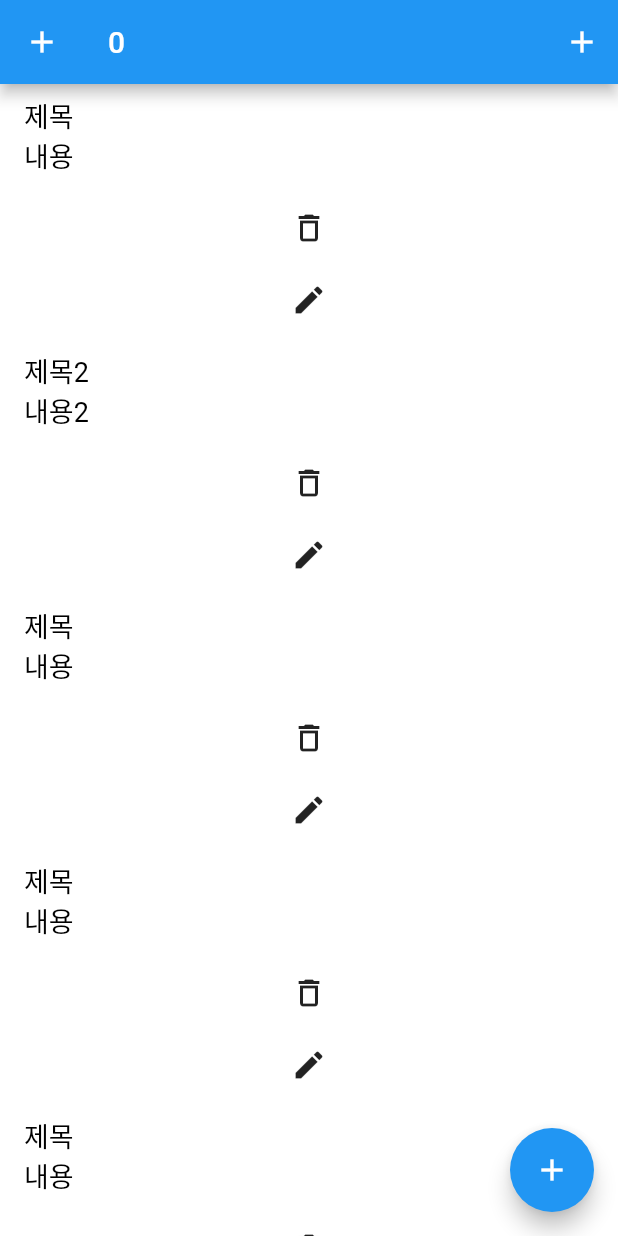
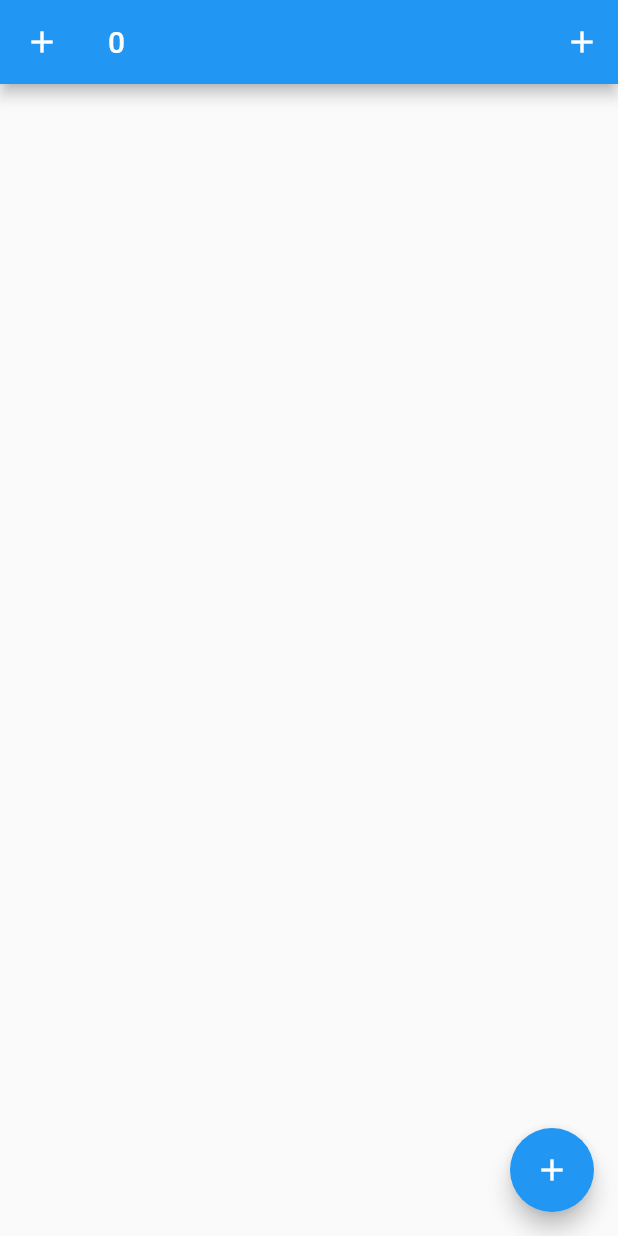
Before and after one commit to Powkim/flutter-test, a Flutter app: the BoardList screen opened directly, on a phone screen of 412 x 824 dp. Run offline on Flutter 3.47's test engine with Material 2 defaults, Android fonts, the phone set to English and light mode, and no system bars; our stand-ins replace get; missing offline and left inert: dart:ffi.

Commit message:
230313
230313

```diff
--- a/lib/screens/board.dart
+++ b/lib/screens/board.dart
@@ -51,7 +51,9 @@ leading:  IconButton(
 
             IconButton(
               onPressed: () {
-             Get.to(BoardCreate());
+             Get.to(BoardCreate( titleEdit: '',
+          contentEdit: '',
+        onEdit: false));
                 // Navigator.push(
                 //     context,
                 //     MaterialPageRoute(
@@ -67,16 +69,17 @@ leading:  IconButton(
           ],
         ),
         body: SafeArea(
-          child: Obx(() =>ListView.builder(
+          child: ListView.builder(
             itemCount: a.arr.length,
-            itemBuilder: (BuildContext context, int index) {
+            itemBuilder: (BuildContext context, int index)=> Obx(() {
+
               return Container(
                 height: 170,
                 color: Colors.white,
                 child: Column(
                   children: [
                     ListTile(
-                      title: Text(a.arr[index]['title'] ?? '',
+                      title: Text(a.arr[index].title ?? '',
                           style: const TextStyle(
                               fontSize: 18, color: Colors.black)),
                       onTap: () {
@@ -88,21 +91,27 @@ leading:  IconButton(
                         //             a.arr[index]['title'] ?? '',
                         //             a.arr[index]['content'] ?? '')));
                       },
-                      subtitle: Text(a.arr[index]['content'] ?? '',
+                      subtitle: Text(a.arr[index].content ?? '',
                           style: const TextStyle(
                               fontSize: 18, color: Colors.black)),
                     ),
                     IconButton(
                         onPressed: () {
-                          setState(() {
-                            a.arr.removeWhere(
-                                (element) => element["id"] == a.arr[index]["id"]);
-                          });
+                          a.deleteData(index);
+                          // setState(() {
+                          //   a.arr.removeWhere(
+                          //       (element) => element["id"] == a.arr[index]["id"]);
+                          // });
                         },
                         icon: Icon(Icons.delete_outline)),
                     IconButton(
                         onPressed: () {
-                          Get.to(BoardCreate());
+                          Get.to(BoardCreate( onEdit: true,idx:index, titleEdit: a.arr[index].title ?? '', contentEdit:a.arr[index].content??''));
+                          //                 a.arr[index]['content'] ?? '')
+                          //             contentEdit:
+                          //                 a.arr[index]['content'] ?? ''),);
+                          //             contentEdit:
+                          //                 a.arr[index]['content'] ?? ''));
                           // Navigator.push(
                           //     context,
                           //     MaterialPageRoute(
@@ -118,8 +127,8 @@ leading:  IconButton(
                   ],
                 ),
               );
-            },
-          )),
+            },)
+          ),
         )     , floatingActionButton:
           FloatingActionButton(child: Icon(Icons.add), onPressed: c.increment)
 );
--- a/lib/screens/boardState.dart
+++ b/lib/screens/boardState.dart
@@ -1,14 +1,20 @@
+import 'package:flutter/material.dart';
 import 'package:get/get.dart';
+class Boardlist {
+   int? id;
+   String? title;
+   String? content;
+Boardlist({this.id,this.title,this.content});
+  }
+class Boardcontroller extends GetxController{
 
-class Boardcontroller extends GetxController{
-   List<Map<String, String>> arr = [
-    {'id': '1', 'title': '제목', 'content': '내용'},
-    {'id': '2', 'title': '제목2', 'content': '내용2'},
-    {'id': '3', 'title': '제목', 'content': '내용'},
-    {'id': '4', 'title': '제목', 'content': '내용'},
-    {'id': '5', 'title': '제목', 'content': '내용'},
-    {'id': '6', 'title': '제목', 'content': '내용'},
+   RxList<Boardlist> arr = <Boardlist>[].obs;
+addData(title,content){arr.add(Boardlist(title:title,content:content,id:arr.length+1));arr.refresh();}
+editData(title,content,idx){
+  arr[idx].title=title;
+  arr[idx].content=content;
+  arr.refresh();
+  }
+deleteData(index)=>arr.removeWhere((element) => element.id == arr[index].id);
 
-  ] .obs;
-addData()=>arr.add({'title': '제목입니다', 'content': '내용입니다.'});
 }
```
Also changed, not shown: lib/screens/board_create.dart (+8 -8 lines).
